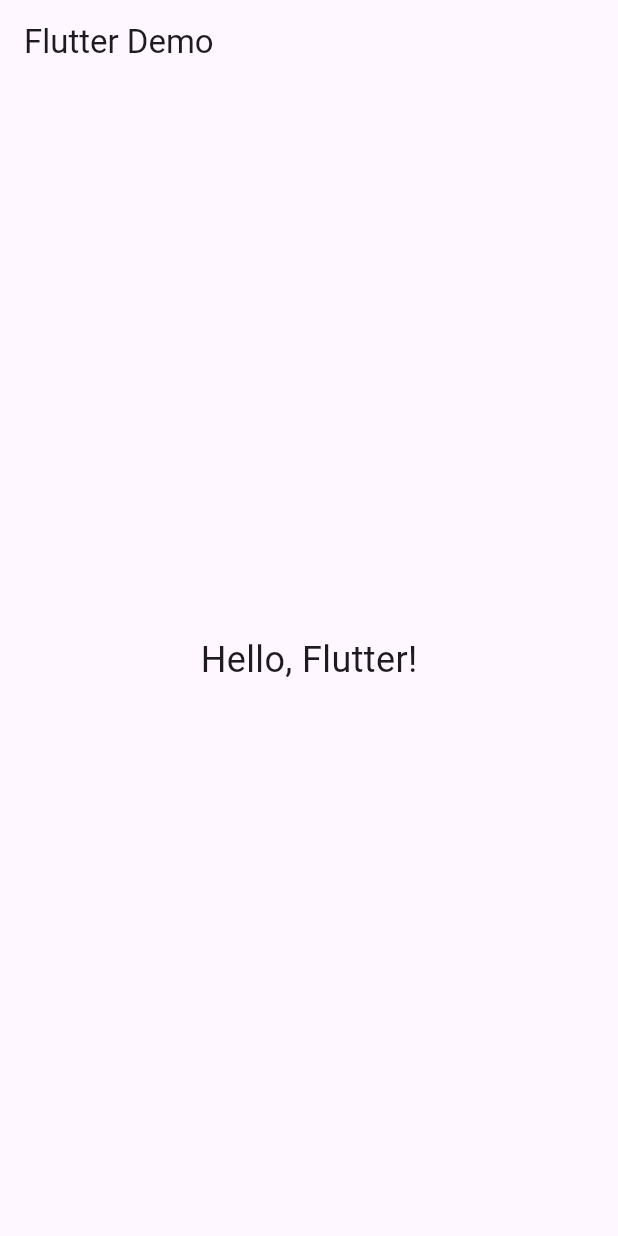
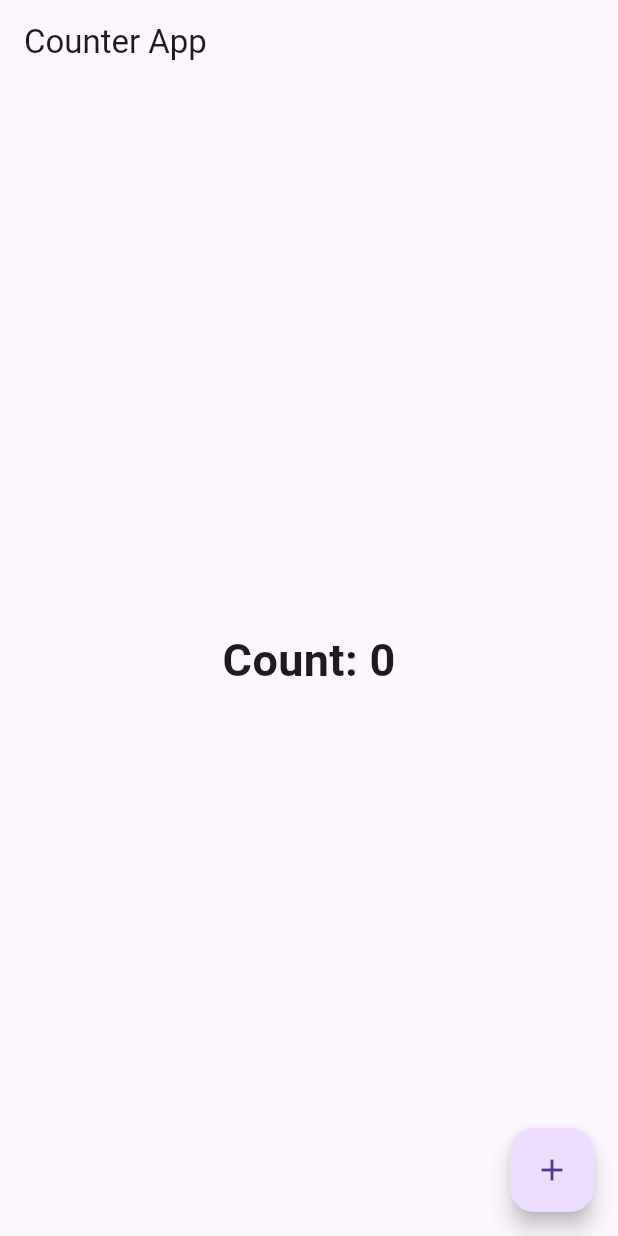
Before and after one commit to 32harshitha/web-app, a Flutter app: the screen it shows after launch, on a phone screen of 412 x 824 dp. Run offline on Flutter 3.47's test engine with Material 3 defaults, Android fonts, the phone set to English and light mode, and no system bars.

Commit message:
My first Flutter app

```diff
--- a/lib/main.dart
+++ b/lib/main.dart
@@ -1,4 +1,5 @@
 import 'package:flutter/material.dart';
+import 'screen/home_screen.dart';
 
 void main() {
   runApp(const MyApp());
@@ -11,20 +12,8 @@
   Widget build(BuildContext context) {
     return MaterialApp(
       debugShowCheckedModeBanner: false,
-      title: 'My First App',
-      home: Scaffold(
-        appBar: AppBar(
-          title: const Text('Flutter Demo'),
-        ),
-        body: const Center(
-          child: Text(
-            'Hello, Flutter!',
-            style: TextStyle(
-              fontSize: 24,
-            ),
-          ),
-        ),
-      ),
+      title: 'Counter App',
+      home: HomeScreen(),
     );
   }
 }
--- /dev/null
+++ b/lib/screen/home_screen.dart
@@ -0,0 +1,26 @@
+import 'package:flutter/material.dart';
+import '../widgets/counter_widget.dart';
+
+class HomeScreen extends StatelessWidget {
+  HomeScreen({super.key});
+
+  final ValueNotifier<int> counter = ValueNotifier<int>(0);
+
+  @override
+  Widget build(BuildContext context) {
+    return Scaffold(
+      appBar: AppBar(
+        title: const Text("Counter App"),
+      ),
+      body: Center(
+        child: CounterWidget(counter: counter),
+      ),
+      floatingActionButton: FloatingActionButton(
+        onPressed: () {
+          counter.value++;
+        },
+        child: const Icon(Icons.add),
+      ),
+    );
+  }
+}
--- /dev/null
+++ b/lib/widgets/counter_widget.dart
@@ -0,0 +1,26 @@
+import 'package:flutter/material.dart';
+
+class CounterWidget extends StatelessWidget {
+  final ValueNotifier<int> counter;
+
+  const CounterWidget({
+    super.key,
+    required this.counter,
+  });
+
+  @override
+  Widget build(BuildContext context) {
+    return ValueListenableBuilder(
+      valueListenable: counter,
+      builder: (context, value, child) {
+        return Text(
+          'Count: $value',
+          style: const TextStyle(
+            fontSize: 30,
+            fontWeight: FontWeight.bold,
+          ),
+        );
+      },
+    );
+  }
+}
```
